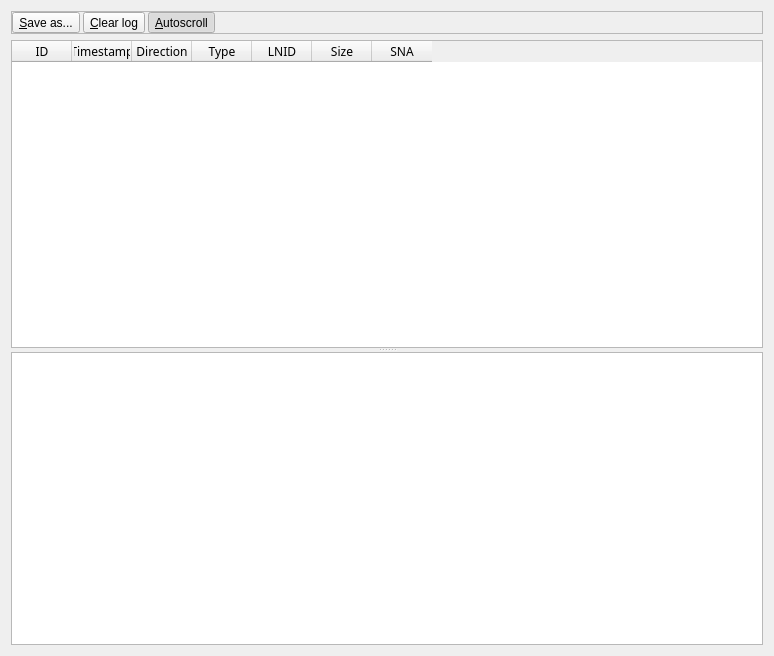
First picture: the form in Forms/DLMSLogUI.ui, repository TarlogicSecurity/PLCTool, before the edit.
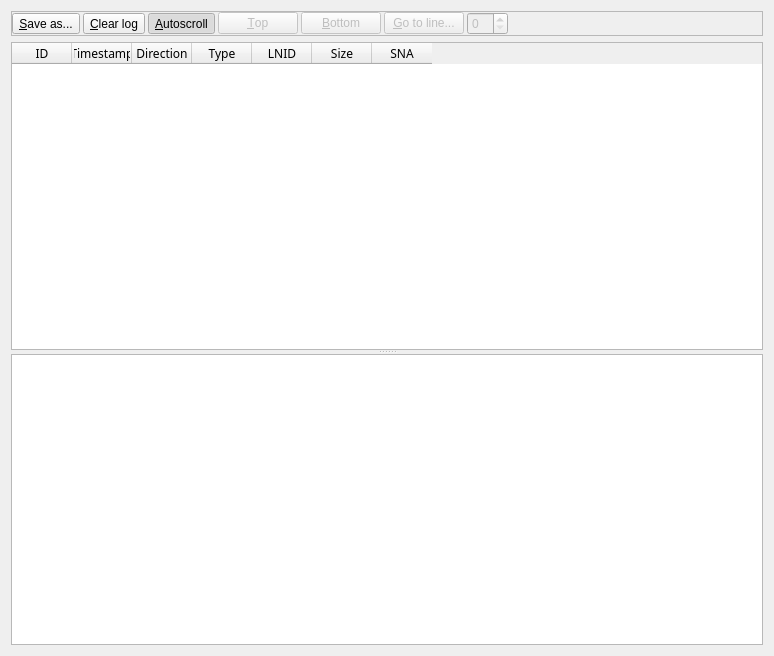
Second picture: the form after the edit.

Commit message: Multiple bugfixes and additional navigation buttons

Patch:
```diff
--- a/Forms/DLMSLogUI.ui
+++ b/Forms/DLMSLogUI.ui
@@ -57,6 +57,23 @@
           <property name="spacing">
            <number>3</number>
           </property>
+          <item row="1" column="5">
+           <widget class="QPushButton" name="bottomButton">
+            <property name="enabled">
+             <bool>false</bool>
+            </property>
+            <property name="text">
+             <string>&amp;Bottom</string>
+            </property>
+           </widget>
+          </item>
+          <item row="1" column="7">
+           <widget class="QSpinBox" name="lineSpin">
+            <property name="enabled">
+             <bool>false</bool>
+            </property>
+           </widget>
+          </item>
           <item row="1" column="0">
            <widget class="QToolButton" name="saveButton">
             <property name="text">
@@ -71,7 +88,7 @@
             </property>
            </widget>
           </item>
-          <item row="1" column="3">
+          <item row="1" column="9">
            <spacer name="horizontalSpacer">
             <property name="orientation">
              <enum>Qt::Horizontal</enum>
@@ -84,7 +101,7 @@
             </property>
            </spacer>
           </item>
-          <item row="1" column="2">
+          <item row="1" column="3">
            <widget class="QToolButton" name="autoScrollButton">
             <property name="text">
              <string>&amp;Autoscroll</string>
@@ -97,6 +114,26 @@
             </property>
            </widget>
           </item>
+          <item row="1" column="4">
+           <widget class="QPushButton" name="topButton">
+            <property name="enabled">
+             <bool>false</bool>
+            </property>
+            <property name="text">
+             <string>&amp;Top</string>
+            </property>
+           </widget>
+          </item>
+          <item row="1" column="6">
+           <widget class="QPushButton" name="gotoButton">
+            <property name="enabled">
+             <bool>false</bool>
+            </property>
+            <property name="text">
+             <string>&amp;Go to line...</string>
+            </property>
+           </widget>
+          </item>
          </layout>
         </widget>
        </item>
```
The commit also changes 11 other files.
